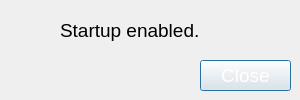
Above: usr/share/freedomos-welcome/data/enable.ui from freedomos/freedomos-welcome before the change. Below: the same form after it.
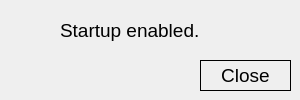
That is the form after the change. Icons and pictures are not drawn.

The edit to the form file:
```diff
--- a/usr/share/freedomos-welcome/data/enable.ui
+++ b/usr/share/freedomos-welcome/data/enable.ui
@@ -36,8 +36,16 @@
     </rect>
    </property>
    <property name="styleSheet">
-    <string notr="true">color:white;
-</string>
+    <string notr="true">QPushButton {
+
+	border: 1px solid;
+	border-radius: 20px;
+
+}
+QPushButton:hover
+{
+	border: 4px solid rgb(160, 32, 240);
+}</string>
    </property>
    <property name="text">
     <string>Close</string>
```
